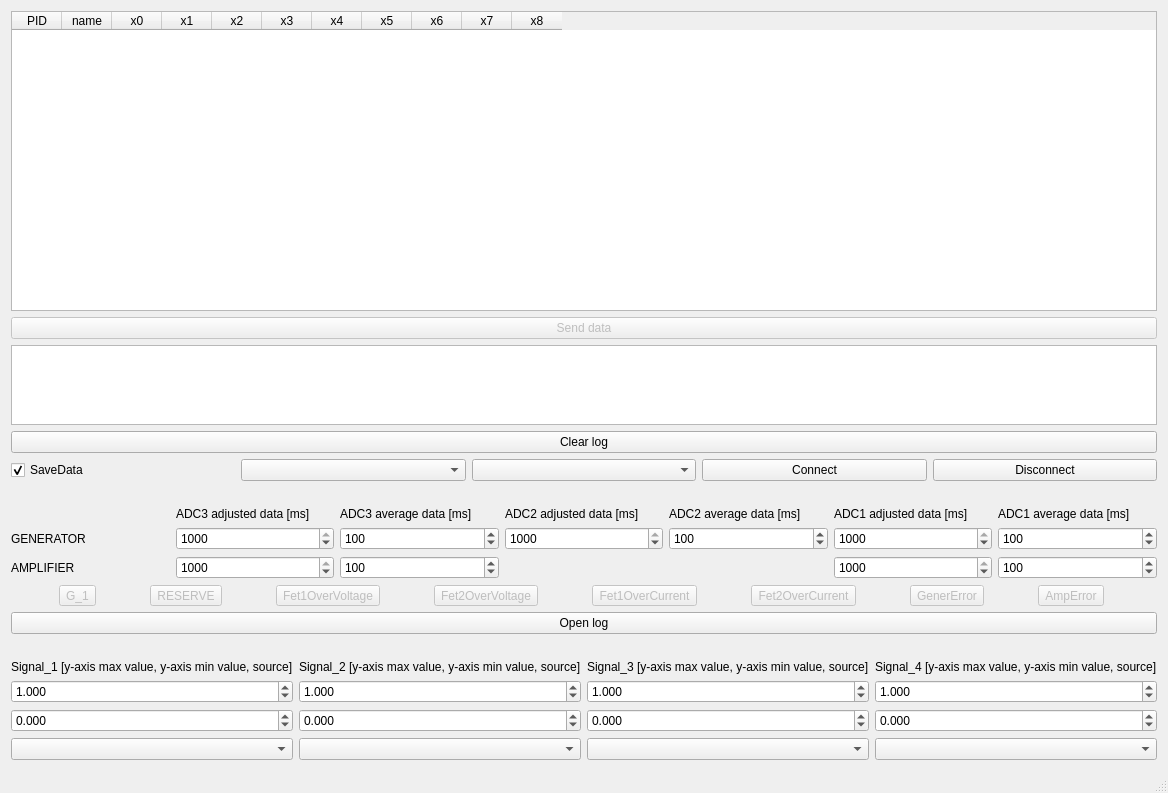
Old version of the form mainwindow.ui in the repository rezy91/TestBoard785.
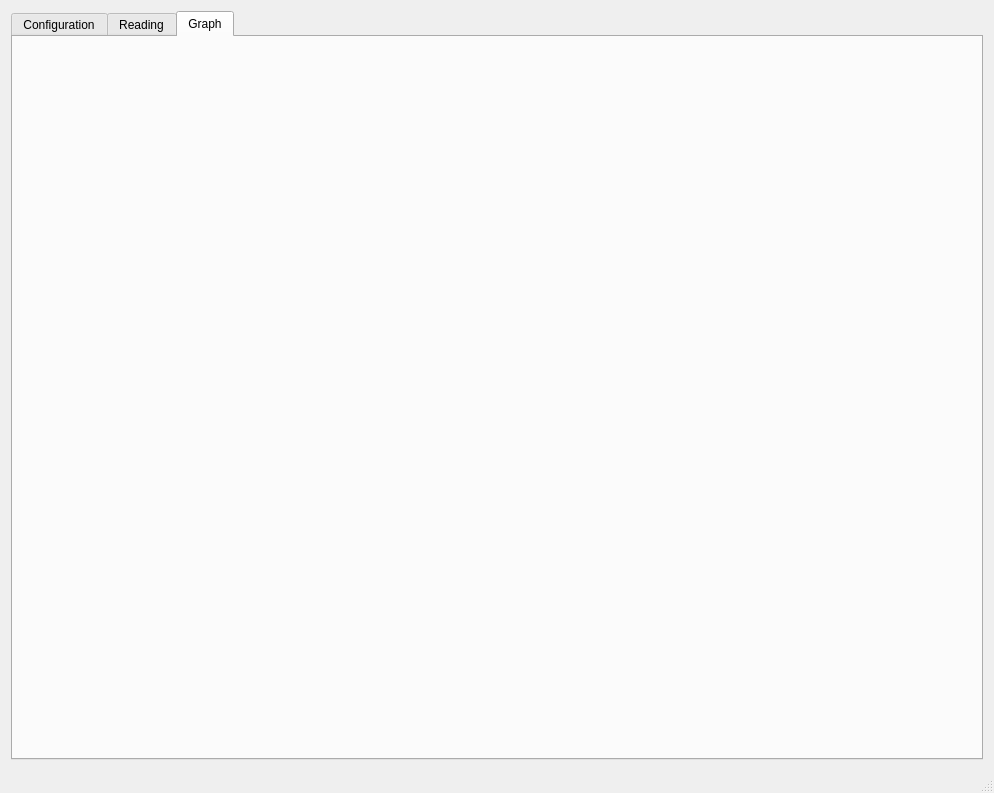
New version of the form.

```diff
--- a/mainwindow.ui
+++ b/mainwindow.ui
@@ -6,7 +6,7 @@
    <rect>
     <x>0</x>
     <y>0</y>
-    <width>1114</width>
+    <width>994</width>
     <height>793</height>
    </rect>
   </property>
@@ -15,726 +15,73 @@
   </property>
   <widget class="QWidget" name="centralWidget">
    <layout class="QGridLayout" name="gridLayout">
-    <item row="14" column="0">
-     <layout class="QHBoxLayout" name="horizontalLayout_4">
-      <property name="topMargin">
-       <number>0</number>
-      </property>
-      <item>
-       <widget class="QDoubleSpinBox" name="doubleSpinBox">
-        <property name="decimals">
-         <number>3</number>
-        </property>
-        <property name="minimum">
-         <double>-99999.990000000005239</double>
-        </property>
-        <property name="maximum">
-         <double>99999.990000000005239</double>
-        </property>
-        <property name="singleStep">
-         <double>0.100000000000000</double>
-        </property>
-        <property name="value">
-         <double>1.000000000000000</double>
-        </property>
-       </widget>
-      </item>
-      <item>
-       <widget class="QDoubleSpinBox" name="doubleSpinBox_2">
-        <property name="decimals">
-         <number>3</number>
-        </property>
-        <property name="minimum">
-         <double>-99999.990000000005239</double>
-        </property>
-        <property name="maximum">
-         <double>99999.990000000005239</double>
-        </property>
-        <property name="singleStep">
-         <double>0.100000000000000</double>
-        </property>
-        <property name="value">
-         <double>1.000000000000000</double>
-        </property>
-       </widget>
-      </item>
-      <item>
-       <widget class="QDoubleSpinBox" name="doubleSpinBox_3">
-        <property name="decimals">
-         <number>3</number>
-        </property>
-        <property name="minimum">
-         <double>-99999.990000000005239</double>
-        </property>
-        <property name="maximum">
-         <double>99999.990000000005239</double>
-        </property>
-        <property name="singleStep">
-         <double>0.100000000000000</double>
-        </property>
-        <property name="value">
-         <double>1.000000000000000</double>
-        </property>
-       </widget>
-      </item>
-      <item>
-       <widget class="QDoubleSpinBox" name="doubleSpinBox_4">
-        <property name="decimals">
-         <number>3</number>
-        </property>
-        <property name="minimum">
-         <double>-99999.990000000005239</double>
-        </property>
-        <property name="maximum">
-         <double>99999.990000000005239</double>
-        </property>
-        <property name="singleStep">
-         <double>0.100000000000000</double>
-        </property>
-        <property name="value">
-         <double>1.000000000000000</double>
-        </property>
-       </widget>
-      </item>
-     </layout>
-    </item>
-    <item row="2" column="0">
-     <widget class="QPushButton" name="clearButton">
-      <property name="text">
-       <string>Clear log</string>
-      </property>
-     </widget>
-    </item>
-    <item row="1" column="0">
-     <widget class="QTextBrowser" name="textBrowser">
-      <property name="openExternalLinks">
-       <bool>false</bool>
-      </property>
-      <property name="openLinks">
-       <bool>false</bool>
-      </property>
-     </widget>
-    </item>
-    <item row="16" column="0">
-     <layout class="QHBoxLayout" name="horizontalLayout_5">
-      <property name="topMargin">
-       <number>0</number>
-      </property>
-      <item>
-       <widget class="QComboBox" name="comboBox_2"/>
-      </item>
-      <item>
-       <widget class="QComboBox" name="comboBox_3"/>
-      </item>
-      <item>
-       <widget class="QComboBox" name="comboBox_4"/>
-      </item>
-      <item>
-       <widget class="QComboBox" name="comboBox_5"/>
-      </item>
-     </layout>
-    </item>
     <item row="0" column="0">
-     <layout class="QVBoxLayout" name="verticalLayout">
-      <item>
-       <widget class="QTableWidget" name="tableWidget">
-        <property name="minimumSize">
-         <size>
-          <width>0</width>
-          <height>300</height>
-         </size>
+     <widget class="QTabWidget" name="tabWidget">
+      <property name="currentIndex">
+       <number>2</number>
+      </property>
+      <widget class="QWidget" name="Configuration">
+       <attribute name="title">
+        <string>Configuration</string>
+       </attribute>
+       <widget class="QWidget" name="horizontalLayoutWidget">
+        <property name="geometry">
+         <rect>
+          <x>0</x>
+          <y>0</y>
+          <width>61</width>
+          <height>101</height>
+         </rect>
         </property>
-        <property name="selectionMode">
-         <enum>QAbstractItemView::SingleSelection</enum>
-        </property>
-        <property name="selectionBehavior">
-         <enum>QAbstractItemView::SelectRows</enum>
-        </property>
-        <property name="rowCount">
-         <number>0</number>
-        </property>
-        <property name="columnCount">
-         <number>11</number>
-        </property>
-        <attribute name="horizontalHeaderDefaultSectionSize">
-         <number>50</number>
-        </attribute>
-        <attribute name="horizontalHeaderStretchLastSection">
-         <bool>false</bool>
-        </attribute>
-        <attribute name="verticalHeaderVisible">
-         <bool>false</bool>
-        </attribute>
-        <column>
-         <property name="text">
-          <string>PID</string>
+        <layout class="QHBoxLayout" name="horizontalLayout_1">
+         <property name="sizeConstraint">
+          <enum>QLayout::SetMaximumSize</enum>
          </property>
-        </column>
-        <column>
-         <property name="text">
-          <string>name</string>
-         </property>
-        </column>
-        <column>
-         <property name="text">
-          <string>x0</string>
-         </property>
-        </column>
-        <column>
-         <property name="text">
-          <string>x1</string>
-         </property>
-        </column>
-        <column>
-         <property name="text">
-          <string>x2</string>
-         </property>
-        </column>
-        <column>
-         <property name="text">
-          <string>x3</string>
-         </property>
-        </column>
-        <column>
-         <property name="text">
-          <string>x4</string>
-         </property>
-        </column>
-        <column>
-         <property name="text">
-          <string>x5</string>
-         </property>
-        </column>
-        <column>
-         <property name="text">
-          <string>x6</string>
-         </property>
-        </column>
-        <column>
-         <property name="text">
-          <string>x7</string>
-         </property>
-        </column>
-        <column>
-         <property name="text">
-          <string>x8</string>
-         </property>
-        </column>
+        </layout>
        </widget>
-      </item>
-      <item>
-       <widget class="QPushButton" name="sendButton">
-        <property name="enabled">
-         <bool>false</bool>
+      </widget>
+      <widget class="QWidget" name="Reading">
+       <attribute name="title">
+        <string>Reading</string>
+       </attribute>
+       <widget class="QWidget" name="horizontalLayoutWidget_2">
+        <property name="geometry">
+         <rect>
+          <x>0</x>
+          <y>0</y>
+          <width>361</width>
+          <height>81</height>
+         </rect>
         </property>
-        <property name="text">
-         <string>Send data</string>
-        </property>
-        <property name="autoDefault">
-         <bool>false</bool>
-        </property>
-        <property name="default">
-         <bool>false</bool>
-        </property>
+        <layout class="QHBoxLayout" name="horizontalLayout_2">
+         <property name="sizeConstraint">
+          <enum>QLayout::SetMaximumSize</enum>
+         </property>
+        </layout>
        </widget>
-      </item>
-     </layout>
-    </item>
-    <item row="13" column="0">
-     <layout class="QHBoxLayout" name="horizontalLayout_6">
-      <property name="topMargin">
-       <number>20</number>
-      </property>
-      <item>
-       <widget class="QLabel" name="signal_1">
-        <property name="text">
-         <string>Signal_1 [y-axis max value, y-axis min value, source]</string>
+      </widget>
+      <widget class="QWidget" name="Graph">
+       <attribute name="title">
+        <string>Graph</string>
+       </attribute>
+       <widget class="QWidget" name="horizontalLayoutWidget_3">
+        <property name="geometry">
+         <rect>
+          <x>0</x>
+          <y>0</y>
+          <width>191</width>
+          <height>81</height>
+         </rect>
         </property>
+        <layout class="QHBoxLayout" name="horizontalLayout_3">
+         <property name="sizeConstraint">
+          <enum>QLayout::SetNoConstraint</enum>
+         </property>
+        </layout>
        </widget>
-      </item>
-      <item>
-       <widget class="QLabel" name="signal_2">
-        <property name="text">
-         <string>Signal_2 [y-axis max value, y-axis min value, source]</string>
-        </property>
-       </widget>
-      </item>
-      <item>
-       <widget class="QLabel" name="signal_3">
-        <property name="text">
-         <string>Signal_3 [y-axis max value, y-axis min value, source]</string>
-        </property>
-       </widget>
-      </item>
-      <item>
-       <widget class="QLabel" name="signal_4">
-        <property name="text">
-         <string>Signal_4 [y-axis max value, y-axis min value, source]</string>
-        </property>
-       </widget>
-      </item>
-     </layout>
-    </item>
-    <item row="6" column="0">
-     <layout class="QHBoxLayout" name="horizontalLayout_2">
-      <property name="topMargin">
-       <number>20</number>
-      </property>
-      <item>
-       <widget class="QLabel" name="label_14">
-        <property name="text">
-         <string/>
-        </property>
-       </widget>
-      </item>
-      <item>
-       <widget class="QLabel" name="label">
-        <property name="text">
-         <string>ADC3 adjusted data [ms]</string>
-        </property>
-       </widget>
-      </item>
-      <item>
-       <widget class="QLabel" name="label_2">
-        <property name="text">
-         <string>ADC3 average data [ms]</string>
-        </property>
-       </widget>
-      </item>
-      <item>
-       <widget class="QLabel" name="label_3">
-        <property name="text">
-         <string>ADC2 adjusted data [ms]</string>
-        </property>
-       </widget>
-      </item>
-      <item>
-       <widget class="QLabel" name="label_4">
-        <property name="text">
-         <string>ADC2 average data [ms]</string>
-        </property>
-       </widget>
-      </item>
-      <item>
-       <widget class="QLabel" name="label_5">
-        <property name="text">
-         <string>ADC1 adjusted data [ms]</string>
-        </property>
-       </widget>
-      </item>
-      <item>
-       <widget class="QLabel" name="label_6">
-        <property name="text">
-         <string>ADC1 average data [ms]</string>
-        </property>
-       </widget>
-      </item>
-     </layout>
-    </item>
-    <item row="12" column="0">
-     <widget class="QPushButton" name="openlogButton">
-      <property name="text">
-       <string>Open log</string>
-      </property>
+      </widget>
      </widget>
     </item>
-    <item row="9" column="0">
-     <layout class="QHBoxLayout" name="horizontalLayout_3">
-      <property name="topMargin">
-       <number>0</number>
-      </property>
-      <property name="bottomMargin">
-       <number>0</number>
-      </property>
-      <item>
-       <widget class="QLabel" name="label_13">
-        <property name="text">
-         <string>GENERATOR</string>
-        </property>
-       </widget>
-      </item>
-      <item>
-       <widget class="QSpinBox" name="spinBox">
-        <property name="minimum">
-         <number>100</number>
-        </property>
-        <property name="maximum">
-         <number>1000</number>
-        </property>
-        <property name="singleStep">
-         <number>100</number>
-        </property>
-        <property name="value">
-         <number>1000</number>
-        </property>
-       </widget>
-      </item>
-      <item>
-       <widget class="QSpinBox" name="spinBox_2">
-        <property name="minimum">
-         <number>50</number>
-        </property>
-        <property name="maximum">
-         <number>250</number>
-        </property>
-        <property name="singleStep">
-         <number>10</number>
-        </property>
-        <property name="value">
-         <number>100</number>
-        </property>
-       </widget>
-      </item>
-      <item>
-       <widget class="QSpinBox" name="spinBox_3">
-        <property name="minimum">
-         <number>100</number>
-        </property>
-        <property name="maximum">
-         <number>1000</number>
-        </property>
-        <property name="singleStep">
-         <number>100</number>
-        </property>
-        <property name="value">
-         <number>1000</number>
-        </property>
-       </widget>
-      </item>
-      <item>
-       <widget class="QSpinBox" name="spinBox_4">
-        <property name="minimum">
-         <number>50</number>
-        </property>
-        <property name="maximum">
-         <number>250</number>
-        </property>
-        <property name="singleStep">
-         <number>10</number>
-        </property>
-        <property name="value">
-         <number>100</number>
-        </property>
-       </widget>
-      </item>
-      <item>
-       <widget class="QSpinBox" name="spinBox_5">
-        <property name="minimum">
-         <number>100</number>
-        </property>
-        <property name="maximum">
-         <number>1000</number>
-        </property>
-        <property name="singleStep">
-         <number>100</number>
-        </property>
-        <property name="value">
-         <number>1000</number>
-        </property>
-       </widget>
-      </item>
-      <item>
-       <widget class="QSpinBox" name="spinBox_6">
-        <property name="minimum">
-         <number>50</number>
-        </property>
-        <property name="maximum">
-         <number>250</number>
-        </property>
-        <property name="singleStep">
-         <number>10</number>
-        </property>
-        <property name="value">
-         <number>100</number>
-        </property>
-       </widget>
-      </item>
-     </layout>
-    </item>
-    <item row="5" column="0">
-     <layout class="QHBoxLayout" name="horizontalLayout" stretch="0,0,0,0,0">
-      <property name="spacing">
-       <number>6</number>
-      </property>
-      <property name="sizeConstraint">
-       <enum>QLayout::SetDefaultConstraint</enum>
-      </property>
-      <property name="topMargin">
-       <number>0</number>
-      </property>
-      <item>
-       <widget class="QCheckBox" name="checkBox">
-        <property name="text">
-         <string>SaveData</string>
-        </property>
-        <property name="checked">
-         <bool>true</bool>
-        </property>
-       </widget>
-      </item>
-      <item>
-       <widget class="QComboBox" name="comboBox_SelectDevice"/>
-      </item>
-      <item>
-       <widget class="QComboBox" name="comboBox"/>
-      </item>
-      <item>
-       <widget class="QPushButton" name="connectButton">
-        <property name="text">
-         <string>Connect</string>
-        </property>
-       </widget>
-      </item>
-      <item>
-       <widget class="QPushButton" name="disconnectButton">
-        <property name="text">
-         <string>Disconnect</string>
-        </property>
-       </widget>
-      </item>
-     </layout>
-    </item>
-    <item row="15" column="0">
-     <layout class="QHBoxLayout" name="horizontalLayout_7">
-      <property name="topMargin">
-       <number>0</number>
-      </property>
-      <item>
-       <widget class="QDoubleSpinBox" name="doubleSpinBox_5">
-        <property name="decimals">
-         <number>3</number>
-        </property>
-        <property name="minimum">
-         <double>-99999.990000000005239</double>
-        </property>
-        <property name="maximum">
-         <double>99999.990000000005239</double>
-        </property>
-       </widget>
-      </item>
-      <item>
-       <widget class="QDoubleSpinBox" name="doubleSpinBox_6">
-        <property name="decimals">
-         <number>3</number>
-        </property>
-        <property name="minimum">
-         <double>-99999.990000000005239</double>
-        </property>
-        <property name="maximum">
-         <double>99999.990000000005239</double>
-        </property>
-       </widget>
-      </item>
-      <item>
-       <widget class="QDoubleSpinBox" name="doubleSpinBox_7">
-        <property name="decimals">
-         <number>3</number>
-        </property>
-        <property name="minimum">
-         <double>-99999.990000000005239</double>
-        </property>
-        <property name="maximum">
-         <double>99999.990000000005239</double>
-        </property>
-       </widget>
-      </item>
-      <item>
-       <widget class="QDoubleSpinBox" name="doubleSpinBox_8">
-        <property name="decimals">
-         <number>3</number>
-        </property>
-        <property name="minimum">
-         <double>-99999.990000000005239</double>
-        </property>
-        <property name="maximum">
-         <double>99999.990000000005239</double>
-        </property>
-        <property name="value">
-         <double>0.000000000000000</double>
-        </property>
-       </widget>
-      </item>
-     </layout>
-    </item>
-    <item row="10" column="0">
-     <layout class="QHBoxLayout" name="horizontalLayout_9">
-      <property name="topMargin">
-       <number>0</number>
-      </property>
-      <item>
-       <widget class="QLabel" name="label_15">
-        <property name="text">
-         <string>AMPLIFIER</string>
-        </property>
-       </widget>
-      </item>
-      <item>
-       <widget class="QSpinBox" name="spinBox_7">
-        <property name="minimum">
-         <number>100</number>
-        </property>
-        <property name="maximum">
-         <number>1000</number>
-        </property>
-        <property name="singleStep">
-         <number>100</number>
-        </property>
-        <property name="value">
-         <number>1000</number>
-        </property>
-       </widget>
-      </item>
-      <item>
-       <widget class="QSpinBox" name="spinBox_8">
-        <property name="minimum">
-         <number>50</number>
-        </property>
-        <property name="maximum">
-         <number>250</number>
-        </property>
-        <property name="singleStep">
-         <number>10</number>
-        </property>
-        <property name="value">
-         <number>100</number>
-        </property>
-       </widget>
-      </item>
-      <item>
-       <widget class="QLabel" name="label_7">
-        <property name="text">
-         <string/>
-        </property>
-       </widget>
-      </item>
-      <item>
-       <widget class="QLabel" name="label_8">
-        <property name="text">
-         <string/>
-        </property>
-       </widget>
-      </item>
-      <item>
-       <widget class="QSpinBox" name="spinBox_9">
-        <property name="minimum">
-         <number>100</number>
-        </property>
-        <property name="maximum">
-         <number>1000</number>
-        </property>
-        <property name="singleStep">
-         <number>100</number>
-        </property>
-        <property name="value">
-         <number>1000</number>
-        </property>
-       </widget>
-      </item>
-      <item>
-       <widget class="QSpinBox" name="spinBox_10">
-        <property name="minimum">
-         <number>50</number>
-        </property>
-        <property name="maximum">
-         <number>250</number>
-        </property>
-        <property name="singleStep">
-         <number>10</number>
-        </property>
-        <property name="value">
-         <number>100</number>
-        </property>
-       </widget>
-      </item>
-     </layout>
-    </item>
-    <item row="11" column="0">
-     <layout class="QHBoxLayout" name="horizontalLayout_8">
-      <property name="topMargin">
-       <number>0</number>
-      </property>
-      <item>
-       <widget class="QToolButton" name="toolButton">
-        <property name="enabled">
-         <bool>false</bool>
-        </property>
-        <property name="text">
-         <string>G_1</string>
-        </property>
-       </widget>
-      </item>
-      <item>
-       <widget class="QToolButton" name="toolButton_2">
-        <property name="enabled">
-         <bool>false</bool>
-        </property>
-        <property name="text">
-         <string>RESERVE</string>
-        </property>
-       </widget>
-      </item>
-      <item>
-       <widget class="QToolButton" name="toolButton_3">
-        <property name="enabled">
-         <bool>false</bool>
-        </property>
-        <property name="text">
-         <string>Fet1OverVoltage</string>
-        </property>
-       </widget>
-      </item>
-      <item>
-       <widget class="QToolButton" name="toolButton_4">
-        <property name="enabled">
-         <bool>false</bool>
-        </property>
-        <property name="text">
-         <string>Fet2OverVoltage</string>
-        </property>
-       </widget>
-      </item>
-      <item>
-       <widget class="QToolButton" name="toolButton_5">
-        <property name="enabled">
-         <bool>false</bool>
-        </property>
-        <property name="text">
-         <string>Fet1OverCurrent</string>
-        </property>
-       </widget>
-      </item>
-      <item>
-       <widget class="QToolButton" name="toolButton_6">
-        <property name="enabled">
-         <bool>false</bool>
-        </property>
-        <property name="text">
-         <string>Fet2OverCurrent</string>
-        </property>
-       </widget>
-      </item>
-      <item>
-       <widget class="QToolButton" name="toolButton_7">
-        <property name="enabled">
-         <bool>false</bool>
-        </property>
-        <property name="text">
-         <string>GenerError</string>
-        </property>
-       </widget>
-      </item>
-      <item>
-       <widget class="QToolButton" name="toolButton_8">
-        <property name="enabled">
-         <bool>false</bool>
-        </property>
-        <property name="text">
-         <string>AmpError</string>
-        </property>
-       </widget>
-      </item>
-     </layout>
-    </item>
    </layout>
   </widget>
   <widget class="QStatusBar" name="statusBar"/>
```
